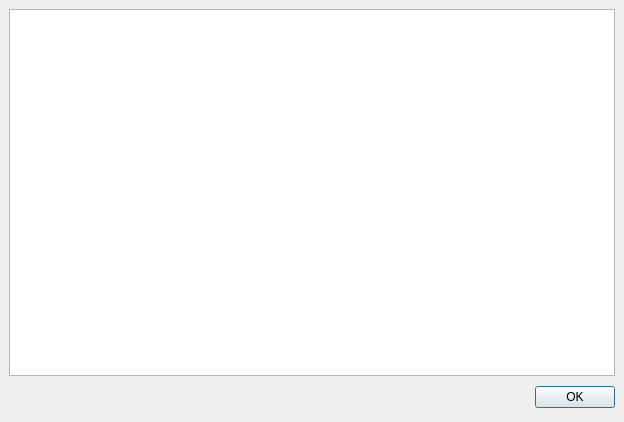
This is branches/avidemux_2.4_branch/avidemux/ADM_userInterfaces/ADM_QT4/ADM_dialog/license.ui in BackupTheBerlios/avidemux-svn as Qt 5 draws it before an edit. The edited form follows.
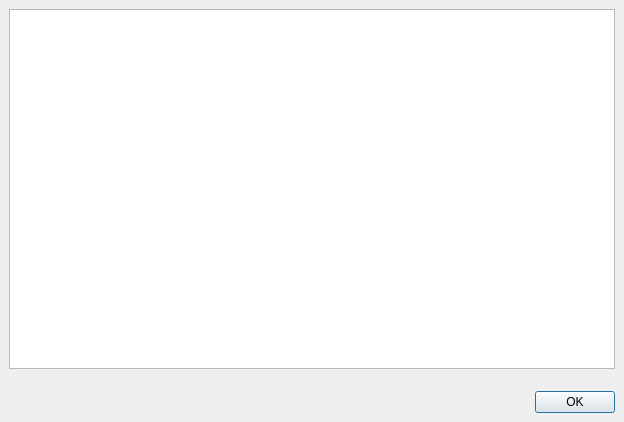
This is the edited form.

Commit message: [Qt] use a ButtonBox on various dialogs

What changed in the file:
```diff
--- a/branches/avidemux_2.4_branch/avidemux/ADM_userInterfaces/ADM_QT4/ADM_dialog/license.ui
+++ b/branches/avidemux_2.4_branch/avidemux/ADM_userInterfaces/ADM_QT4/ADM_dialog/license.ui
@@ -36,36 +36,32 @@
     </widget>
    </item>
    <item>
-    <layout class="QHBoxLayout" >
-     <property name="margin" >
-      <number>0</number>
-     </property>
-     <property name="spacing" >
-      <number>6</number>
-     </property>
-     <item>
       <spacer>
        <property name="orientation" >
-        <enum>Qt::Horizontal</enum>
+      <enum>Qt::Vertical</enum>
+     </property>
+     <property name="sizeType" >
+      <enum>QSizePolicy::Fixed</enum>
        </property>
        <property name="sizeHint" >
         <size>
-         <width>131</width>
-         <height>31</height>
+       <width>20</width>
+       <height>16</height>
         </size>
        </property>
       </spacer>
      </item>
      <item>
-      <widget class="QPushButton" name="okButton" >
-       <property name="text" >
-        <string>OK</string>
-       </property>
+    <widget class="QDialogButtonBox" name="buttonBox" >
+     <property name="orientation" >
+      <enum>Qt::Horizontal</enum>
+     </property>
+     <property name="standardButtons" >
+      <set>QDialogButtonBox::Ok</set>
+     </property>
       </widget>
      </item>
     </layout>
-   </item>
-  </layout>
  </widget>
  <pixmapfunction></pixmapfunction>
  <resources/>
```
Left out of the diff: 16 changed lines with no effect on the pictures. Lines whose indentation alone changed are shown as unchanged. The commit also changes 3 other files.
